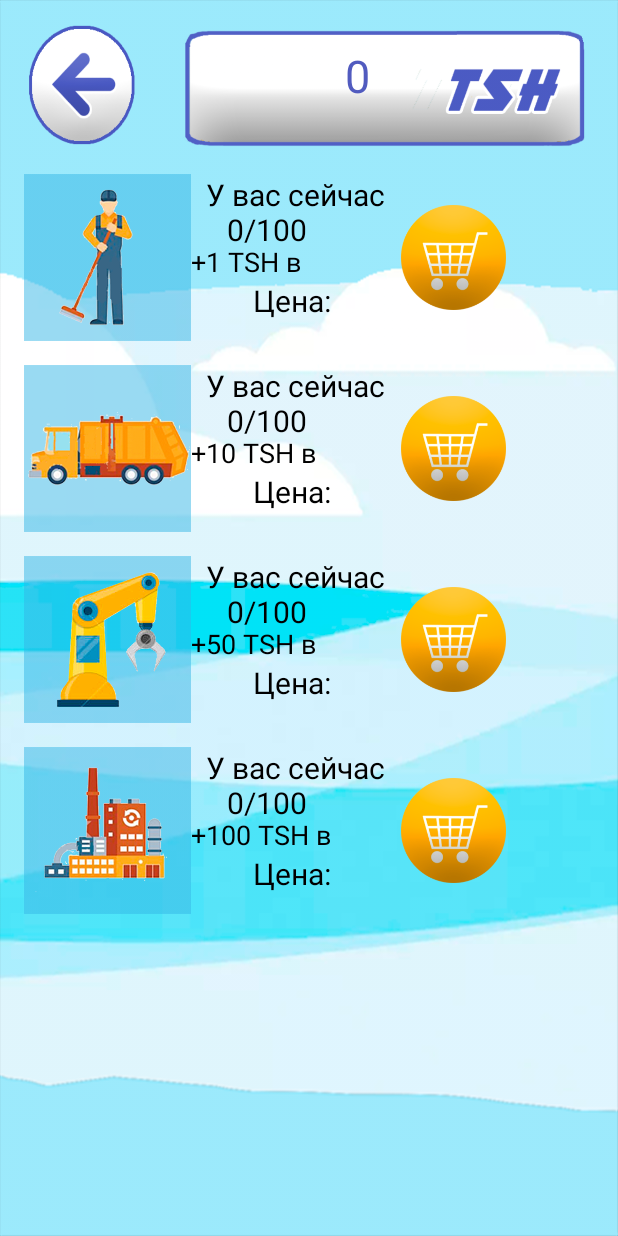
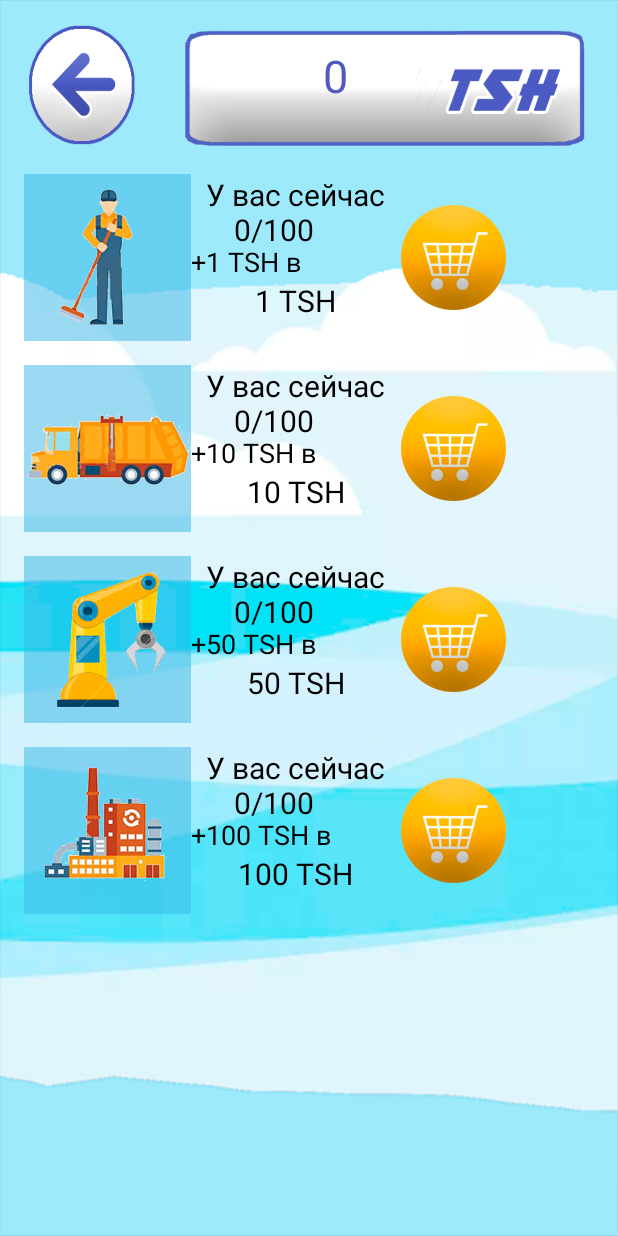
Before and after one commit to gleb-shnshn/TrashWorld, an Android app: the StoreActivity screen opened directly, with no data from a screen before it, on a phone screen of 412 x 824 dp. Run offline under Robolectric (Android 15) with nearby library versions, the phone set to English and light mode, and no system bars; plain views replace CFTextView; 5 statements that could not run were skipped.

Commit message:
01-05-2018

```diff
--- a/app/src/main/java/glebshanshin/trashclicker/StoreActivity.java
+++ b/app/src/main/java/glebshanshin/trashclicker/StoreActivity.java
@@ -10,6 +10,7 @@ import android.util.Log;
 import android.view.View;
 import android.view.Window;
 import android.view.WindowManager;
+import android.widget.TextView;
 import android.widget.Toast;
 
 public class StoreActivity extends Activity{
@@ -17,16 +18,75 @@ public class StoreActivity extends Activity{
     SQLiteDatabase db;
     DBHelper dbHelper;
     Cursor cursor;
+    TextView TSHv,priceman,pricecar,pricerobot,pricefactory,countman,countcar,countrobot,countfactory;
+    String tsh;
+    String t=" TSH";
+    String u="У вас сейчас\n   ";
     @Override
     protected void onCreate(Bundle savedInstanceState) {
         super.onCreate(savedInstanceState);
         requestWindowFeature(Window.FEATURE_NO_TITLE);
         getWindow().setFlags(WindowManager.LayoutParams.FLAG_FULLSCREEN,
                 WindowManager.LayoutParams.FLAG_FULLSCREEN);
+        setContentView(R.layout.store_main);
         dbHelper= new DBHelper(this);
         db=dbHelper.getWritableDatabase();
+        TSHv=findViewById(R.id.TSH);
         init(db);
-        setContentView(R.layout.store_main);
+        updateTSH();
+        updatePRICE("all");
+    }
+
+    private void updatePRICE(String what) {
+        switch (what){
+            case "all":
+                priceman.setText((man+1)+t);
+                pricecar.setText((car+1)*10+t);
+                pricerobot.setText((robot+1)*50+t);
+                pricefactory.setText((factory+1)*100+t);
+            case "man":
+                priceman.setText((man+1)+t);
+            case "car":
+                pricecar.setText((car+1)*10+t);
+            case "robot":
+                pricerobot.setText((robot+1)*50+t);
+            case "factory":
+                pricefactory.setText((factory+1)*100+t);
+
+        }
+        switch (what){
+            case "all":
+                countman.setText(getstr(man));
+                countcar.setText(getstr(car));
+                countrobot.setText(getstr(robot));
+                countfactory.setText(getstr(factory));
+            case "man":
+                countman.setText(getstr(man));
+            case "car":
+                countcar.setText(getstr(car));
+            case "robot":
+                countrobot.setText(getstr(robot));
+            case "factory":
+                countfactory.setText(getstr(factory));
+
+        }
+    }
+
+    private String getstr(int what) {
+        String newa=""+what;
+        int d=2-newa.length();
+        if (d<0){
+            d=0;
+        }
+        String prefix=new String(new char[d]).replace("\0", " ");
+        return u+prefix+newa+"/100";
+    }
+
+    private void updateTSH() {
+        String newa=""+TSH;
+        String prefix=new String(new char[10-newa.length()]).replace("\0", " ");
+        tsh=prefix+newa;
+        TSHv.setText(tsh);
     }
     public void init(SQLiteDatabase db){
         cursor = db.query("Data",null,null,null,null,null,null);
@@ -37,11 +97,21 @@ public class StoreActivity extends Activity{
         robot=Integer.parseInt(cursor.getString(4));
         factory=Integer.parseInt(cursor.getString(5));
         cursor.close();
+        priceman=findViewById(R.id.text2man);
+        pricecar=findViewById(R.id.text2car);
+        pricerobot=findViewById(R.id.text2robot);
+        pricefactory=findViewById(R.id.text2factory);
+        countman=findViewById(R.id.textman);
+        countcar=findViewById(R.id.textcar);
+        countrobot=findViewById(R.id.textrobot);
+        countfactory=findViewById(R.id.textfactory);
     }
     public void buyMan(View view) {
         if (man+1<=TSH){
+            TSH-=(man+1);
             man++;
-            TSH-=(man+1);
+            updateTSH();
+            updatePRICE("man");
         }
         else{
             toast();
@@ -54,17 +124,24 @@ public class StoreActivity extends Activity{
 
     public void buyCar(View view) {
         if ((car+1)*10<=TSH){
+            TSH-=((car+1)*10);
             car++;
-            TSH-=((car+1)*10);
+            updateTSH();
+            updatePRICE("car");
         }
         else{
             toast();
         }
     }
+
+
+
     public void buyRobot(View view) {
         if ((robot+1)*50<=TSH){
+            TSH-=((robot+1)*50);
             robot++;
-            TSH-=((robot+1)*50);
+            updateTSH();
+            updatePRICE("robot");
         }
         else{
             toast();
@@ -72,14 +149,16 @@ public class StoreActivity extends Activity{
     }
     public void buyFactory(View view) {
         if ((factory+1)*100<=TSH){
+            TSH-=((factory+1)*100);
             factory++;
-            TSH-=((factory+1)*100);
+            updateTSH();
+            updatePRICE("factory");
         }
         else{
             toast();
         }
     }
-    private void update(SQLiteDatabase db,int TSH,int man,int car,int robot,int factory) {
+    private void update(SQLiteDatabase db) {
         ContentValues newValues = new ContentValues();
         newValues.put("TSH",TSH);
         newValues.put("man",man);
@@ -93,5 +172,6 @@ public class StoreActivity extends Activity{
     public void toPlay(View view) {
         Intent intent = new Intent(StoreActivity.this, PlayActivity.class);
         startActivity(intent);
+        update(db);
     }
 }
--- a/app/src/main/java/glebshanshin/trashclicker/TestActivity.java
+++ b/app/src/main/java/glebshanshin/trashclicker/TestActivity.java
@@ -25,11 +25,12 @@ public class TestActivity extends Activity {
         tv= findViewById(R.id.tv);
         dbHelper= new DBHelper(this);
         db=dbHelper.getWritableDatabase();
+        update(db,0,0,0,0,0);
         //insert(db);
-        cursor = db.query("Data",null,null,null,null,null,null);
+        /*cursor = db.query("Data",null,null,null,null,null,null);
         cursor.moveToFirst();
         tv.setText(cursor.getCount()+"");
-        /*int TSH=Integer.parseInt(cursor.getString(1));
+        int TSH=Integer.parseInt(cursor.getString(1));
         int man=Integer.parseInt(cursor.getString(2));
         int car=Integer.parseInt(cursor.getString(3));
         int robot=Integer.parseInt(cursor.getString(4));
--- a/app/src/main/res/layout/store_main.xml
+++ b/app/src/main/res/layout/store_main.xml
@@ -42,7 +42,7 @@
                 android:layout_weight="1" />
 
             <io.gloxey.cfv.CFTextView
-                android:id="@+id/textView"
+                android:id="@+id/TSH"
                 android:layout_width="230dp"
                 android:layout_height="match_parent"
                 android:layout_weight="1"
```
